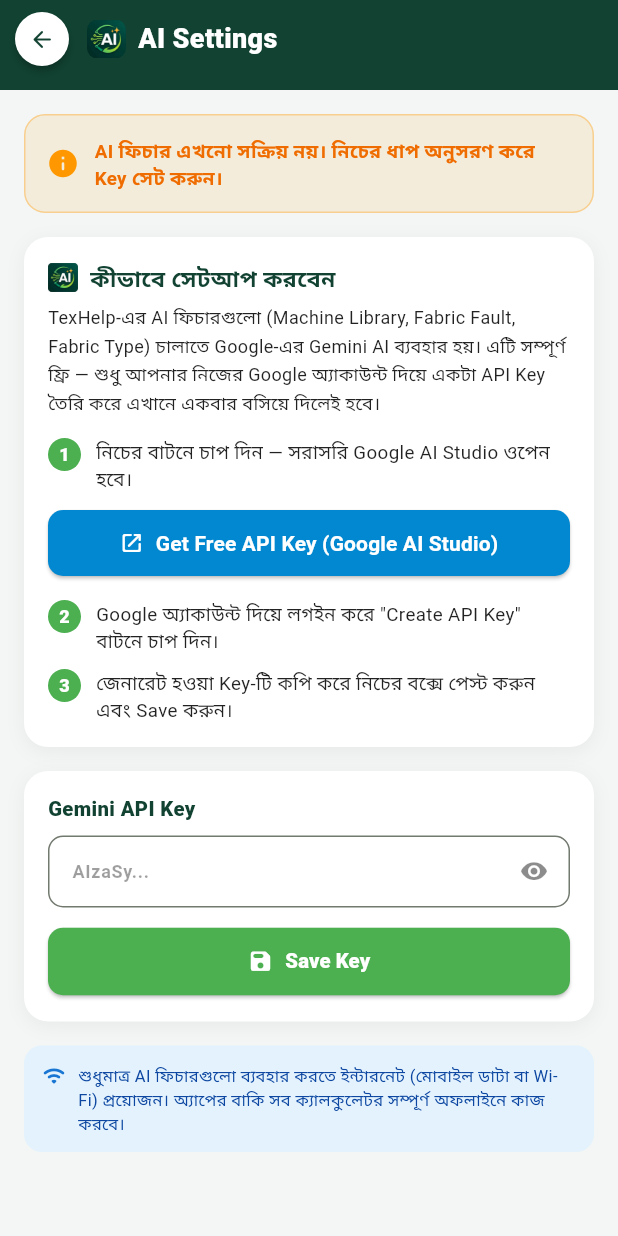
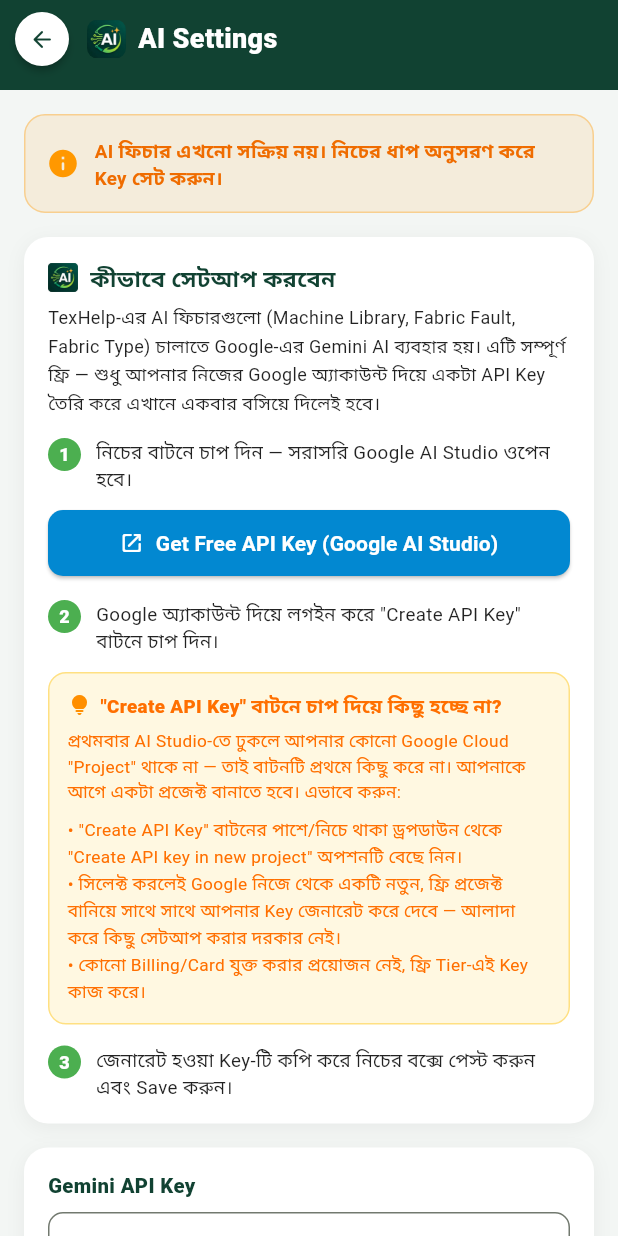
Before and after one commit to simion74/TexHelp, a Flutter app: the AiSettingsScreen screen opened directly, on a phone screen of 412 x 824 dp. Run offline on Flutter 3.47's test engine with Material 3 defaults, Android fonts, the phone set to English and light mode, and no system bars; our stand-ins replace google_mobile_ads, pdf, share_plus, shared_preferences; missing offline and left inert: excel; accounts and stored records are empty.

Commit message:
Add files via upload

```diff
--- a/lib/screens/ai_settings_screen.dart
+++ b/lib/screens/ai_settings_screen.dart
@@ -257,7 +257,9 @@
           ),
           const SizedBox(height: 14),
           _stepTile('2', 'Google অ্যাকাউন্ট দিয়ে লগইন করে "Create API Key" বাটনে চাপ দিন।'),
-          const SizedBox(height: 10),
+          const SizedBox(height: 12),
+          _troubleshootBox(),
+          const SizedBox(height: 14),
           _stepTile('3', 'জেনারেট হওয়া Key-টি কপি করে নিচের বক্সে পেস্ট করুন এবং Save করুন।'),
         ],
       ),
@@ -284,6 +286,50 @@
               style: const TextStyle(fontSize: 12.5, color: Colors.black87, height: 1.4)),
         ),
       ],
+    );
+  }
+
+  Widget _troubleshootBox() {
+    return Container(
+      width: double.infinity,
+      padding: const EdgeInsets.all(12),
+      decoration: BoxDecoration(
+        color: Colors.amber.shade50,
+        borderRadius: BorderRadius.circular(12),
+        border: Border.all(color: Colors.amber.shade200),
+      ),
+      child: Column(
+        crossAxisAlignment: CrossAxisAlignment.start,
+        children: [
+          Row(
+            children: [
+              Icon(Icons.lightbulb_rounded, size: 16, color: Colors.amber.shade800),
+              const SizedBox(width: 6),
+              Expanded(
+                child: Text(
+                  '"Create API Key" বাটনে চাপ দিয়ে কিছু হচ্ছে না?',
+                  style: TextStyle(
+                      fontSize: 12.5,
+                      fontWeight: FontWeight.w800,
+                      color: Colors.amber.shade900),
+                ),
+              ),
+            ],
+          ),
+          const SizedBox(height: 6),
+          Text(
+            'প্রথমবার AI Studio-তে ঢুকলে আপনার কোনো Google Cloud "Project" থাকে না — তাই বাটনটি প্রথমে কিছু করে না। আপনাকে আগে একটা প্রজেক্ট বানাতে হবে। এভাবে করুন:',
+            style: TextStyle(fontSize: 11.5, color: Colors.amber.shade900, height: 1.45),
+          ),
+          const SizedBox(height: 8),
+          Text(
+            '• "Create API Key" বাটনের পাশে/নিচে থাকা ড্রপডাউন থেকে "Create API key in new project" অপশনটি বেছে নিন।\n'
+            '• সিলেক্ট করলেই Google নিজে থেকে একটি নতুন, ফ্রি প্রজেক্ট বানিয়ে সাথে সাথে আপনার Key জেনারেট করে দেবে — আলাদা করে কিছু সেটআপ করার দরকার নেই।\n'
+            '• কোনো Billing/Card যুক্ত করার প্রয়োজন নেই, ফ্রি Tier-এই Key কাজ করে।',
+            style: TextStyle(fontSize: 11.5, color: Colors.amber.shade900, height: 1.5),
+          ),
+        ],
+      ),
     );
   }
 
```
